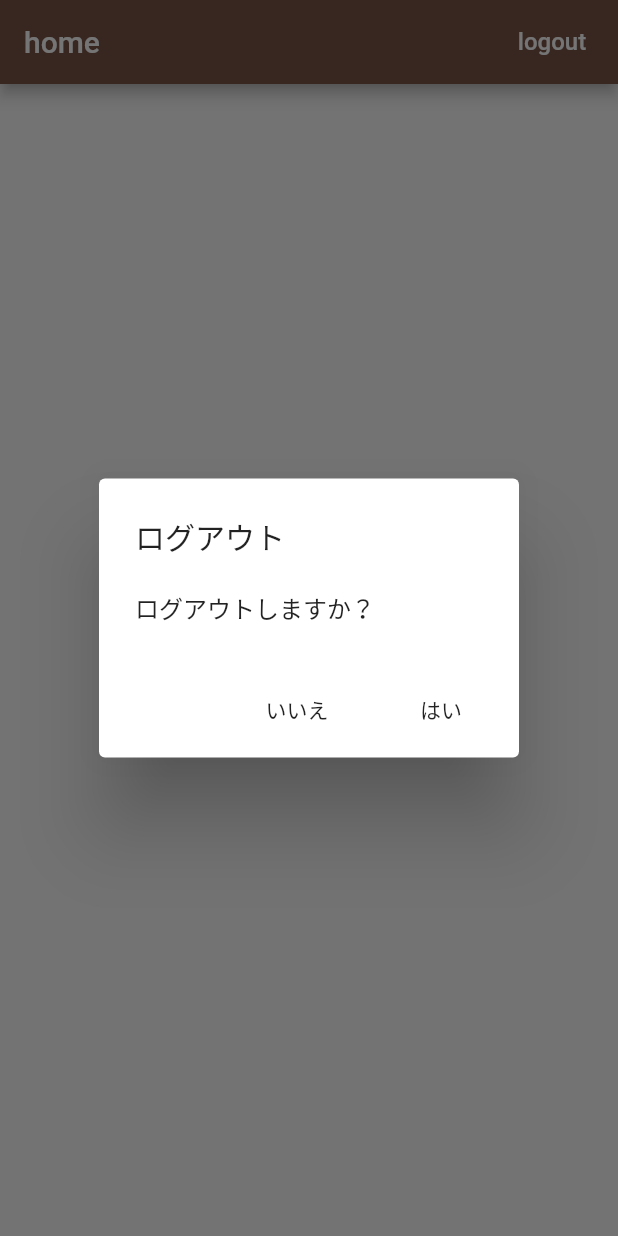
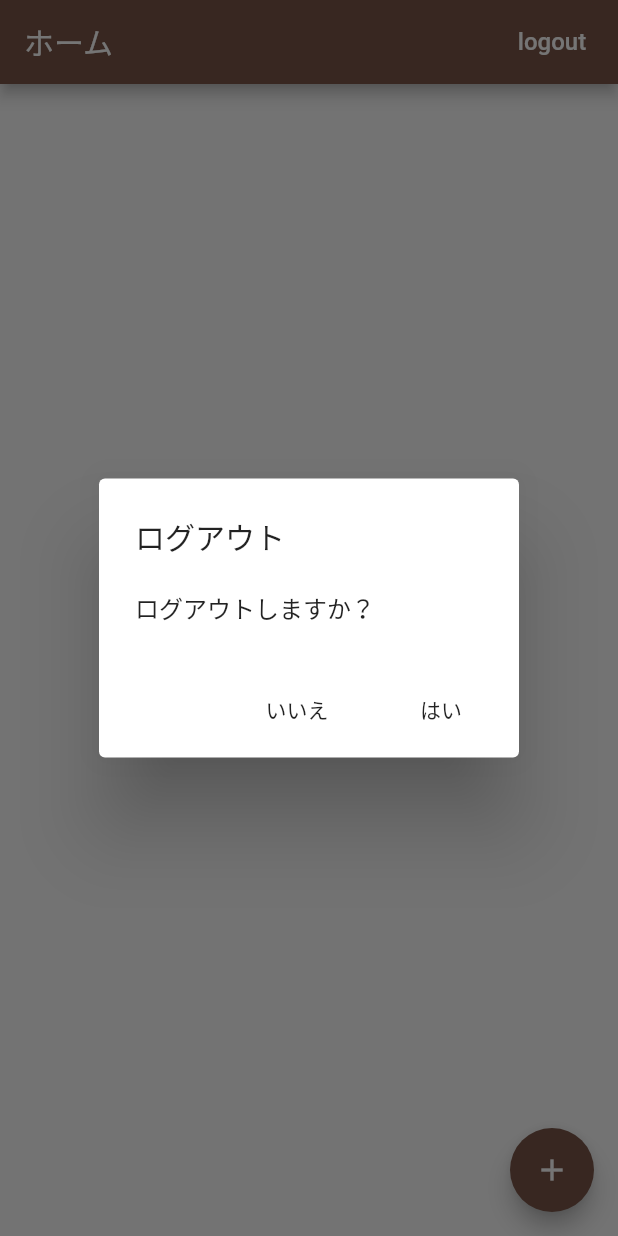
Before and after one commit to inoue723/warikan_native, a Flutter app: the screen it shows once a user with an empty profile is signed in, after a tap on "logout", on a phone screen of 412 x 824 dp. Run offline on Flutter 3.47's test engine with Material 2 defaults, Android fonts, the phone set to English and light mode, and no system bars; our stand-ins replace cloud_firestore, firebase_auth; accounts and stored records are empty.

```diff
--- /dev/null
+++ b/lib/src/home/costs_page.dart
@@ -0,0 +1,93 @@
+import 'package:flutter/material.dart';
+import 'package:flutter/services.dart';
+import 'package:provider/provider.dart';
+import 'package:warikan_native/src/common_widgets/platform_alert_dialog.dart';
+import 'package:warikan_native/src/common_widgets/platfrom_exption_alert_dialog.dart';
+import 'package:warikan_native/src/home/models.dart';
+import 'package:warikan_native/src/services/auth.dart';
+import 'package:warikan_native/src/services/database.dart';
+
+class CostsPage extends StatelessWidget {
+  Future<void> _signOut(BuildContext context) async {
+    try {
+      final auth = Provider.of<AuthBase>(context, listen: false);
+      await auth.signOut();
+    } catch (error) {
+      print(error.toString());
+    }
+  }
+
+  Future<void> _confirmSignOut(BuildContext context) async {
+    final didRequestSignOut = await PlatformAlertDialog(
+      title: "ログアウト",
+      content: "ログアウトしますか？",
+      cancelActionText: "いいえ",
+      defaultActionText: "はい",
+    ).show(context);
+
+    if (didRequestSignOut == true) {
+      _signOut(context);
+    }
+  }
+
+  Future<void> _createCost(BuildContext context) async {
+    final database = Provider.of<Database>(context, listen: false);
+    try {
+      await database.createCost(Cost(
+        amount: 1000,
+        category: "test",
+        // createdAt: DateTime.now(),
+        // paymentDate: DateTime.now(),
+      ));
+    } on PlatformException catch (err) {
+      PlatformExceptionAlertDialog(
+        title: "Operation failed",
+        exception: err,
+      ).show(context);
+    }
+  }
+
+  @override
+  Widget build(BuildContext context) {
+    return Scaffold(
+      appBar: AppBar(
+        title: Text("ホーム"),
+        actions: <Widget>[
+          FlatButton(
+            child: Text(
+              "logout",
+              style: TextStyle(
+                fontSize: 16.0,
+                color: Colors.white,
+              ),
+            ),
+            onPressed: () => _confirmSignOut(context),
+          )
+        ],
+      ),
+      body: _buildContents(context),
+      floatingActionButton: FloatingActionButton(
+        child: Icon(Icons.add),
+        onPressed: () => _createCost(context),
+      ),
+    );
+  }
+
+  Widget _buildContents(BuildContext context) {
+    final database = Provider.of<Database>(context, listen: false);
+    return StreamBuilder<List<Cost>>(
+      stream: database.costStream(),
+      builder: (context, snapshot) {
+        if (snapshot.hasData) {
+          final costs = snapshot.data;
+          final children = costs.map((cost) => Text(cost.category)).toList();
+          return ListView(children: children);
+        }
+        if (snapshot.hasError) {
+          return Center(child: Text("snapshot error"));
+        }
+        return Center(child: CircularProgressIndicator());
+      },
+    );
+  }
+}
--- /dev/null
+++ b/lib/src/home/models.dart
@@ -0,0 +1,51 @@
+import 'package:cloud_firestore/cloud_firestore.dart';
+import 'package:flutter/material.dart';
+
+class Cost {
+  Cost({
+    @required this.amount,
+    @required this.category,
+    @required this.paymentDate,
+    @required this.createdAt,
+  });
+  final int amount;
+  final String category;
+  final DateTime paymentDate;
+  final DateTime createdAt;
+
+  factory Cost.fromMap(Map<String, dynamic> data) {
+    if (data == null) {
+      return null;
+    }
+    final int amount = data["amount"];
+    final String category = data["category"];
+    DateTime createdAt;
+    DateTime paymentDate;
+
+    final originCreatedAt = data["createdAt"];
+    if (originCreatedAt is Timestamp) {
+      createdAt = originCreatedAt.toDate();
+    }
+
+    final originPaymentDate = data["paymentDate"];
+    if (originPaymentDate is Timestamp) {
+      paymentDate = originCreatedAt.toDate();
+    }
+
+    return Cost(
+      amount: amount,
+      category: category,
+      paymentDate: paymentDate,
+      createdAt: createdAt,
+    );
+  }
+
+  Map<String, dynamic> toMap() {
+    return {
+      "amount": amount,
+      "category": category,
+      "createdAt": createdAt,
+      "paymentDate": paymentDate,
+    };
+  }
+}
--- a/lib/src/home_page.dart
+++ /dev/null
@@ -1,49 +0,0 @@
-import 'package:flutter/material.dart';
-import 'package:provider/provider.dart';
-import 'package:warikan_native/src/common_widgets/platform_alert_dialog.dart';
-import 'package:warikan_native/src/services/auth.dart';
-
-class HomePage extends StatelessWidget {
-  Future<void> _signOut(BuildContext context) async {
-    try {
-      final auth = Provider.of<AuthBase>(context, listen: false);
-      await auth.signOut();
-    } catch (error) {
-      print(error.toString());
-    }
-  }
-
-  Future<void> _confirmSignOut(BuildContext context) async {
-    final didRequestSignOut = await PlatformAlertDialog(
-      title: "ログアウト",
-      content: "ログアウトしますか？",
-      cancelActionText: "いいえ",
-      defaultActionText: "はい",
-    ).show(context);
-
-    if (didRequestSignOut == true) {
-      _signOut(context);
-    }
-  }
-
-  @override
-  Widget build(BuildContext context) {
-    return Scaffold(
-      appBar: AppBar(
-        title: Text("home"),
-        actions: <Widget>[
-          FlatButton(
-            child: Text(
-              "logout",
-              style: TextStyle(
-                fontSize: 16.0,
-                color: Colors.white,
-              ),
-            ),
-            onPressed: () => _confirmSignOut(context),
-          )
-        ],
-      ),
-    );
-  }
-}
--- a/lib/src/landing_page.dart
+++ b/lib/src/landing_page.dart
@@ -1,9 +1,10 @@
 import 'package:flutter/material.dart';
 import 'package:provider/provider.dart';
 import 'package:warikan_native/src/services/auth.dart';
+import 'package:warikan_native/src/services/database.dart';
 import 'package:warikan_native/src/sign_in/sign_in_page.dart';
 
-import 'home_page.dart';
+import 'home/costs_page.dart';
 
 class LandingPage extends StatelessWidget {
   @override
@@ -17,7 +18,10 @@ class LandingPage extends StatelessWidget {
           if (user == null) {
             return SignInPage();
           }
-          return HomePage();
+          return Provider<Database>(
+            create: (_) => FirestoreDatabase(uid: user.uid),
+            child: CostsPage(),
+          );
         } else {
           return Scaffold(
             body: Center(
--- /dev/null
+++ b/lib/src/services/api_path.dart
@@ -0,0 +1,4 @@
+class APIPath {
+  static String cost(String uid, String costId) => "users/$uid/costs/$costId";
+  static String costs(String uid) => "users/$uid/costs";
+}
--- /dev/null
+++ b/lib/src/services/database.dart
@@ -0,0 +1,26 @@
+import 'package:flutter/foundation.dart';
+import 'package:warikan_native/src/home/models.dart';
+import 'package:warikan_native/src/services/api_path.dart';
+import 'package:warikan_native/src/services/firestore_service.dart';
+
+abstract class Database {
+  Future<void> createCost(Cost cost);
+  Stream<List<Cost>> costStream();
+}
+
+class FirestoreDatabase implements Database {
+  FirestoreDatabase({@required this.uid}) : assert(uid != null);
+  final String uid;
+  final _service = FirestoreService.instance;
+
+  Future<void> createCost(Cost cost) async => _service.setData(
+        path: APIPath.cost(uid, "cost_test_1"),
+        data: cost.toMap(),
+      );
+
+  Stream<List<Cost>> costStream() => _service.collectionStream(
+        path: APIPath.costs(uid),
+        builder: (data) => Cost.fromMap(data),
+      );
+
+}
--- /dev/null
+++ b/lib/src/services/firestore_service.dart
@@ -0,0 +1,23 @@
+import 'package:cloud_firestore/cloud_firestore.dart';
+import 'package:flutter/foundation.dart';
+
+class FirestoreService {
+  FirestoreService._();
+  static final instance = FirestoreService._();
+
+  Future<void> setData({String path, Map<String, dynamic> data}) async {
+    final reference = Firestore.instance.document(path);
+    print("$path $data");
+    await reference.setData(data);
+  }
+
+  Stream<List<T>> collectionStream<T>({
+    @required String path,
+    @required T builder(Map<String, dynamic> data),
+  }) {
+    final reference = Firestore.instance.collection(path);
+    final snapshots = reference.snapshots();
+    return snapshots.map((snapshot) =>
+        snapshot.documents.map((snapshot) => builder(snapshot.data)).toList());
+  }
+}
--- a/pubspec.yaml
+++ b/pubspec.yaml
@@ -25,6 +25,7 @@ dependencies:
   cupertino_icons: ^0.1.2
   firebase_auth: ^0.15.3
   provider: ^4.0.1
+  cloud_firestore: ^0.13.1+1
 
 dev_dependencies:
   flutter_test:
```
Also changed, not shown: pubspec.lock, 1 other file.
